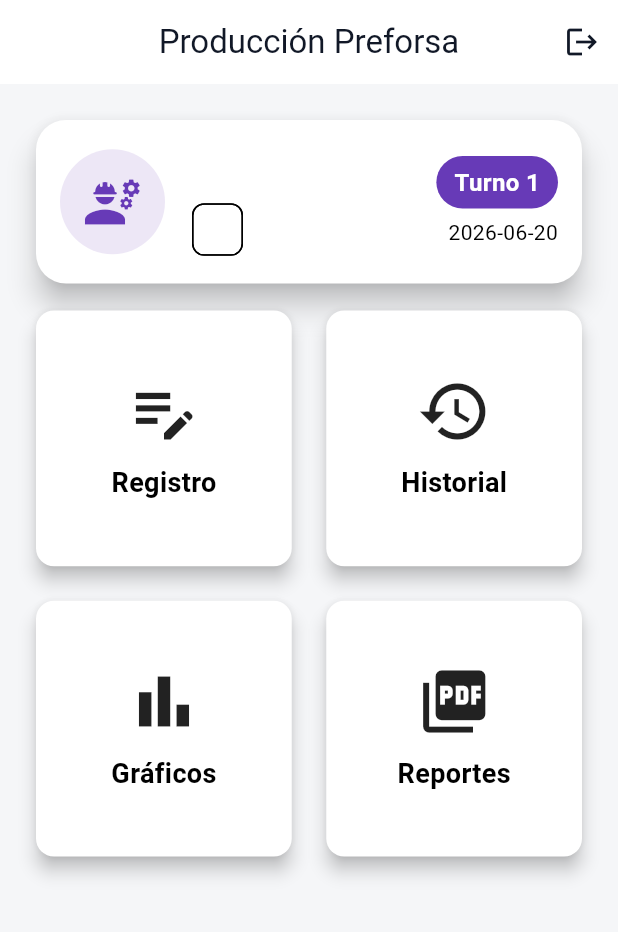
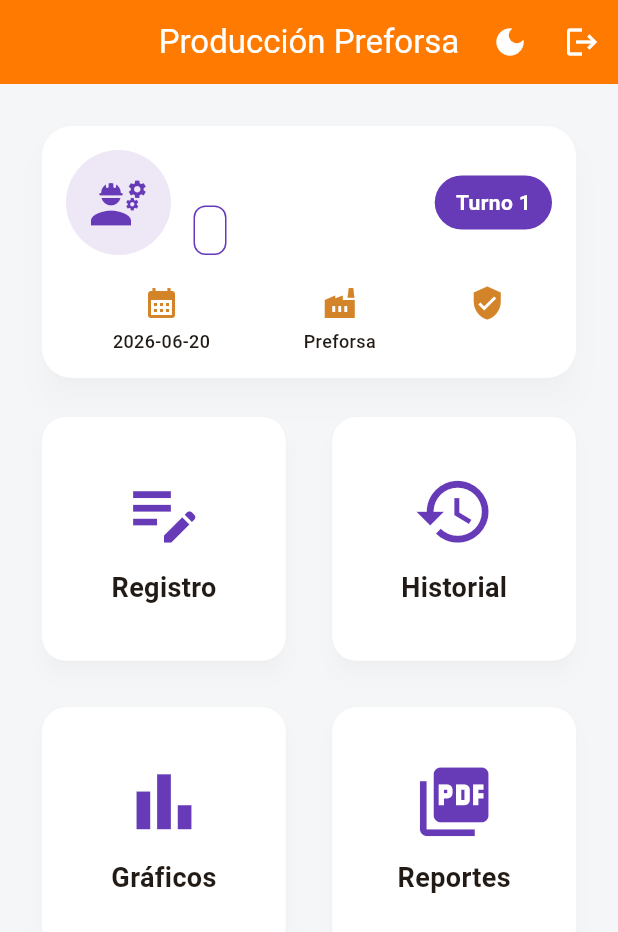
Before and after one commit to Chucho789/produccion_preforsa, a Flutter app: the HomePage screen opened directly, on a phone screen of 412 x 824 dp. Shown: the top 932 px of the screen. Run offline on Flutter 3.47's test engine with Material 3 defaults, Android fonts, the phone set to English and light mode, and no system bars; our stand-ins replace fl_chart, supabase_flutter; accounts and stored records are empty.

Commit message:
Se añadio colores y modo oscuro

```diff
--- a/lib/main.dart
+++ b/lib/main.dart
@@ -3,7 +3,8 @@ import 'package:supabase_flutter/supabase_flutter.dart';
 import 'screens/login/login_page.dart';
 import 'screens/home/home_page.dart';
 import 'theme/app_theme.dart';
-
+import 'package:provider/provider.dart';
+import 'theme/theme_provider.dart';
 
 Future<void> main() async {
   WidgetsFlutterBinding.ensureInitialized();
@@ -13,7 +14,12 @@ Future<void> main() async {
     anonKey: 'sb_publishable_NBoj-9vPojz_9jrZafa7Pw_EqXBVZFr',
   );
 
-  runApp(const MyApp());
+  runApp(
+  ChangeNotifierProvider(
+    create: (_) => ThemeProvider(),
+    child: const MyApp(),
+  ),
+);
 }
 
 class MyApp extends StatelessWidget {
@@ -21,12 +27,27 @@ class MyApp extends StatelessWidget {
 
   @override
   Widget build(BuildContext context) {
+    return Consumer<ThemeProvider>(
+  builder: (context, themeProvider, _) {
+
     return MaterialApp(
       debugShowCheckedModeBanner: false,
+
       theme: AppTheme.lightTheme,
-      home: Supabase.instance.client.auth.currentSession == null
+
+      darkTheme:
+          AppTheme.darkTheme,
+
+      themeMode:
+          themeProvider.themeMode,
+
+      home: Supabase.instance.client
+                  .auth.currentSession ==
+              null
           ? const LoginPage()
           : const HomePage(),
     );
+  },
+);
   }
 }
--- /dev/null
+++ b/lib/screens/configuracion/configuracion_page.dart
@@ -0,0 +1,50 @@
+import 'package:flutter/material.dart';
+import 'package:provider/provider.dart';
+import '../../theme/theme_provider.dart';
+
+class ConfiguracionPage
+    extends StatelessWidget {
+
+  const ConfiguracionPage({
+    super.key,
+  });
+
+  @override
+  Widget build(BuildContext context) {
+
+    final themeProvider =
+        Provider.of<ThemeProvider>(
+      context,
+    );
+
+    return Scaffold(
+      appBar: AppBar(
+        title:
+            const Text('Configuración'),
+      ),
+
+      body: ListTile(
+
+        leading: Icon(
+          themeProvider.isDark
+              ? Icons.dark_mode
+              : Icons.light_mode,
+        ),
+
+        title: const Text(
+          'Modo oscuro',
+        ),
+
+        trailing: Switch(
+          value:
+              themeProvider.isDark,
+
+          onChanged: (value) {
+            themeProvider
+                .toggleTheme(value);
+          },
+        ),
+      ),
+    );
+  }
+}
--- a/lib/screens/home/home_page.dart
+++ b/lib/screens/home/home_page.dart
@@ -1,4 +1,7 @@
 import 'package:flutter/material.dart';
+import 'package:produccion_preforsa/screens/configuracion/configuracion_page.dart';
+import 'package:produccion_preforsa/theme/theme_provider.dart';
+import 'package:provider/provider.dart';
 import 'package:supabase_flutter/supabase_flutter.dart';
 import '../historial/historial_page.dart';
 import '../registro/registro_page.dart';
@@ -90,7 +93,37 @@ class _HomePageState extends State<HomePage> {
 appBar: AppBar(
   title: const Text("Producción Preforsa"),
   centerTitle: true,
+
   actions: [
+
+    Consumer<ThemeProvider>(
+      builder: (
+        context,
+        themeProvider,
+        _,
+      ) {
+
+        return IconButton(
+
+          icon: Icon(
+            themeProvider.isDark
+                ? Icons.light_mode
+                : Icons.dark_mode,
+          ),
+
+          tooltip: 'Cambiar tema',
+
+          onPressed: () {
+
+            themeProvider.toggleTheme(
+              !themeProvider.isDark,
+            );
+
+          },
+        );
+      },
+    ),
+
     IconButton(
       onPressed: cerrarSesion,
       icon: const Icon(Icons.logout),
@@ -112,13 +145,20 @@ class _HomePageState extends State<HomePage> {
   ),
   child: Padding(
     padding: const EdgeInsets.all(16),
-    child: Row(
+    child: Column(
       children: [
-        // Lado izquierdo
-        const CircleAvatar(
-          radius: 35,
-          backgroundColor: Color(0xFFEDE7F6),
-          child: Icon(
+
+        Row(
+          children: [
+
+            Container(
+              width: 70,
+              height: 70,
+              decoration: BoxDecoration(
+                color: Colors.deepPurple.shade50,
+                shape: BoxShape.circle,
+              ),
+              child: const Icon(
                 Icons.engineering,
                 size: 40,
                 color: Colors.deepPurple,
@@ -127,61 +167,93 @@ class _HomePageState extends State<HomePage> {
 
             const SizedBox(width: 15),
 
-        // Nombre y rol
             Expanded(
               child: Column(
-            crossAxisAlignment: CrossAxisAlignment.start,
-            mainAxisSize: MainAxisSize.min,
+                crossAxisAlignment:
+                    CrossAxisAlignment.start,
                 children: [
+
                   Text(
                     nombreUsuario,
                     style: const TextStyle(
-                  fontSize: 20,
-                  fontWeight: FontWeight.bold,
+                      fontSize: 22,
+                      fontWeight:
+                          FontWeight.bold,
                     ),
                   ),
 
-              const SizedBox(height: 8),
+                  const SizedBox(height: 6),
 
-              Chip(
-                visualDensity: VisualDensity.compact,
-                label: Text(rolUsuario),
+                  Container(
+                    padding:
+                        const EdgeInsets.symmetric(
+                      horizontal: 10,
+                      vertical: 5,
+                    ),
+                    decoration: BoxDecoration(
+                      borderRadius:
+                          BorderRadius.circular(8),
+                      border: Border.all(
+                        color: Colors.deepPurple,
+                      ),
+                    ),
+                    child: Text(
+                      rolUsuario,
+                      style: const TextStyle(
+                        fontWeight:
+                            FontWeight.bold,
+                      ),
+                    ),
                   ),
                 ],
               ),
             ),
 
-        // Lado derecho
-        Column(
-          crossAxisAlignment: CrossAxisAlignment.end,
-          mainAxisSize: MainAxisSize.min,
-          children: [
             Container(
-              padding: const EdgeInsets.symmetric(
-                horizontal: 12,
-                vertical: 6,
+              padding:
+                  const EdgeInsets.symmetric(
+                horizontal: 14,
+                vertical: 8,
               ),
               decoration: BoxDecoration(
                 color: Colors.deepPurple,
-                borderRadius: BorderRadius.circular(20),
+                borderRadius:
+                    BorderRadius.circular(20),
               ),
               child: Text(
                 turno,
                 style: const TextStyle(
                   color: Colors.white,
-                  fontWeight: FontWeight.bold,
-                  fontSize: 16,
+                  fontWeight:
+                      FontWeight.bold,
                 ),
               ),
             ),
+          ],
+        ),
 
-            const SizedBox(height: 6),
+        const SizedBox(height: 20),
 
-            Text(
-              DateTime.now().toString().substring(0, 10),
-              style: TextStyle(
-                color: const Color.fromARGB(255, 0, 0, 0),
+        Row(
+          mainAxisAlignment:
+              MainAxisAlignment.spaceAround,
+          children: [
+
+            _infoMini(
+              Icons.calendar_month,
+              DateTime.now()
+                  .toString()
+                  .substring(0, 10),
             ),
+
+            _infoMini(
+              Icons.factory,
+              'Preforsa',
+            ),
+
+            _infoMini(
+              Icons.verified_user,
+              rolUsuario,
             ),
           ],
         ),
@@ -203,6 +275,7 @@ class _HomePageState extends State<HomePage> {
                           icon: Icons.edit_note,
                           titulo: 'Registro',
                           pagina: const RegistroPage(),
+                          color: Colors.deepPurple,
                         ),
 
                         _menuCard(
@@ -210,6 +283,7 @@ class _HomePageState extends State<HomePage> {
                           icon: Icons.history,
                           titulo: 'Historial',
                           pagina: const HistorialPage(),
+                          color: Colors.deepPurple,
                         ),
 
                         _menuCard(
@@ -217,6 +291,7 @@ class _HomePageState extends State<HomePage> {
                           icon: Icons.bar_chart,
                           titulo: 'Gráficos',
                           pagina: const GraficosPage(),
+                          color: Colors.deepPurple,
                         ),
 
                         _menuCard(
@@ -224,6 +299,7 @@ class _HomePageState extends State<HomePage> {
                           icon: Icons.picture_as_pdf,
                           titulo: 'Reportes',
                           pagina: const ReportesPage(),
+                          color: Colors.deepPurple,
                         ),
 
                         if (rolUsuario.toLowerCase() ==
@@ -235,6 +311,7 @@ class _HomePageState extends State<HomePage> {
                             icon: Icons.settings,
                             titulo: 'Administración',
                             pagina: const AdminPage(),
+                            color: Colors.deepPurple,
                           ),
                       ],
                     ),
@@ -250,7 +327,10 @@ class _HomePageState extends State<HomePage> {
   required IconData icon,
   required String titulo,
   required Widget pagina,
-  }) {
+  required Color color,
+})
+
+{
     return InkWell(
       onTap: () {
         Navigator.push(
@@ -267,7 +347,8 @@ class _HomePageState extends State<HomePage> {
           children: [
             Icon(
               icon,
-              size: 50,
+              size: 55,
+              color: color,
             ),
 
             const SizedBox(height: 10),
@@ -284,4 +365,28 @@ class _HomePageState extends State<HomePage> {
       ),
     );
   }
+  Widget _infoMini(
+  IconData icon,
+  String texto,
+) {
+  return Column(
+    children: [
+
+      Icon(
+        icon,
+        color: const Color.fromARGB(255, 212, 132, 40),
+      ),
+
+      const SizedBox(height: 5),
+
+      Text(
+        texto,
+        style: const TextStyle(
+          fontSize: 12,
+          fontWeight: FontWeight.w500,
+        ),
+      ),
+    ],
+  );
 }
+}
--- a/lib/screens/registro/registro_page.dart
+++ b/lib/screens/registro/registro_page.dart
@@ -2,7 +2,7 @@ import 'package:flutter/material.dart';
 import 'package:produccion_preforsa/screens/registro/menu_secciones_page.dart';
 import 'package:supabase_flutter/supabase_flutter.dart';
 import 'ips/ips_menu_page.dart';
-import 'menu_secciones_page.dart';
+
 
 
 class RegistroPage extends StatefulWidget {
@@ -203,7 +203,7 @@ class _RegistroPageState extends State<RegistroPage> {
                           top: 10,
                           child: Icon(
                             Icons.check_circle,
-                            color: Colors.white,
+                            color: Color.fromARGB(255, 137, 189, 114),
                             size:40,
                           ),
                         ),
--- a/lib/theme/app_colors.dart
+++ b/lib/theme/app_colors.dart
@@ -17,7 +17,8 @@ class AppColors {
   static const Color border = Color(0xFFD6D9DE);
 
   // Estados
-  static const Color success = Color(0xFF22C55E);
+  static const Color success =
+    Color(0xFF22C55E);
   static const Color error = Color(0xFFEF4444);
   static const Color warning = Color(0xFFFACC15);
 }
--- a/lib/theme/app_theme.dart
+++ b/lib/theme/app_theme.dart
@@ -5,45 +5,121 @@ class AppTheme {
   static ThemeData lightTheme = ThemeData(
     useMaterial3: true,
 
-    colorScheme: ColorScheme.light(
+    colorScheme: ColorScheme.fromSeed(
+      seedColor: AppColors.primaryOrange,
       primary: AppColors.primaryOrange,
       secondary: AppColors.secondaryBlue,
       surface: AppColors.card,
-      background: AppColors.background,
-      error: AppColors.error,
     ),
 
     scaffoldBackgroundColor: AppColors.background,
 
     appBarTheme: const AppBarTheme(
-      backgroundColor: AppColors.card,
-      foregroundColor: AppColors.textPrimary,
+      backgroundColor: AppColors.primaryOrange,
+      foregroundColor: Colors.white,
+      centerTitle: true,
       elevation: 0,
     ),
 
-    cardTheme: const CardThemeData(
+    cardTheme: CardThemeData(
   color: AppColors.card,
-      elevation: 2,
+  elevation: 3,
+
+  shape: RoundedRectangleBorder(
+    borderRadius: BorderRadius.circular(16),
+  ),
+
+  shadowColor: Colors.black12,
+
+  margin: const EdgeInsets.all(8),
 ),
 
     elevatedButtonTheme: ElevatedButtonThemeData(
   style: ElevatedButton.styleFrom(
     backgroundColor: AppColors.primaryOrange,
     foregroundColor: Colors.white,
-        padding: const EdgeInsets.symmetric(vertical: 14),
+
+    elevation: 4,
+
+    padding: const EdgeInsets.symmetric(
+      vertical: 16,
+      horizontal: 20,
+    ),
+
     shape: RoundedRectangleBorder(
-          borderRadius: BorderRadius.circular(10),
+      borderRadius: BorderRadius.circular(14),
     ),
   ),
 ),
 
     inputDecorationTheme: InputDecorationTheme(
   filled: true,
-      fillColor: AppColors.card,
+  fillColor: Colors.white,
+
+  contentPadding: const EdgeInsets.symmetric(
+    horizontal: 16,
+    vertical: 14,
+  ),
+
   border: OutlineInputBorder(
-        borderRadius: BorderRadius.circular(10),
-        borderSide: const BorderSide(color: AppColors.border),
+    borderRadius: BorderRadius.circular(14),
+    borderSide: BorderSide(
+      color: AppColors.border,
+    ),
+  ),
+
+  enabledBorder: OutlineInputBorder(
+    borderRadius: BorderRadius.circular(14),
+    borderSide: BorderSide(
+      color: AppColors.border,
+    ),
+  ),
+
+  focusedBorder: OutlineInputBorder(
+    borderRadius: BorderRadius.circular(14),
+    borderSide: BorderSide(
+      color: AppColors.primaryOrange,
+      width: 2,
+    ),
   ),
 ),
   );
+
+
+
+
+
+static ThemeData darkTheme = ThemeData(
+  useMaterial3: true,
+
+  colorScheme: const ColorScheme.dark(
+    primary: Color(0xFFFF7A00),
+    secondary: Color(0xFF1E5EFF),
+  ),
+
+  scaffoldBackgroundColor: const Color(
+    0xFF121212,
+  ),
+
+  appBarTheme: const AppBarTheme(
+    backgroundColor: Color(0xFF1E1E1E),
+    foregroundColor: Colors.white,
+    centerTitle: true,
+  ),
+
+  cardTheme: const CardThemeData(
+    color: Color(0xFF1E1E1E),
+    elevation: 3,
+  ),
+
+  elevatedButtonTheme:
+      ElevatedButtonThemeData(
+    style: ElevatedButton.styleFrom(
+      backgroundColor:
+          AppColors.primaryOrange,
+      foregroundColor: Colors.white,
+    ),
+  ),
+);
+
 }
--- /dev/null
+++ b/lib/theme/theme_provider.dart
@@ -0,0 +1,19 @@
+import 'package:flutter/material.dart';
+
+class ThemeProvider extends ChangeNotifier {
+
+  ThemeMode themeMode =
+      ThemeMode.light;
+
+  bool get isDark =>
+      themeMode == ThemeMode.dark;
+
+  void toggleTheme(bool value) {
+
+    themeMode = value
+        ? ThemeMode.dark
+        : ThemeMode.light;
+
+    notifyListeners();
+  }
+}
--- a/pubspec.yaml
+++ b/pubspec.yaml
@@ -29,6 +29,7 @@ dependencies:
   excel: ^4.0.6
 
   cupertino_icons: ^1.0.8
+  provider: ^6.1.5+1
 
 dev_dependencies:
   flutter_test:
```
Also changed, not shown: pubspec.lock. Lines whose indentation alone changed are shown as unchanged.
